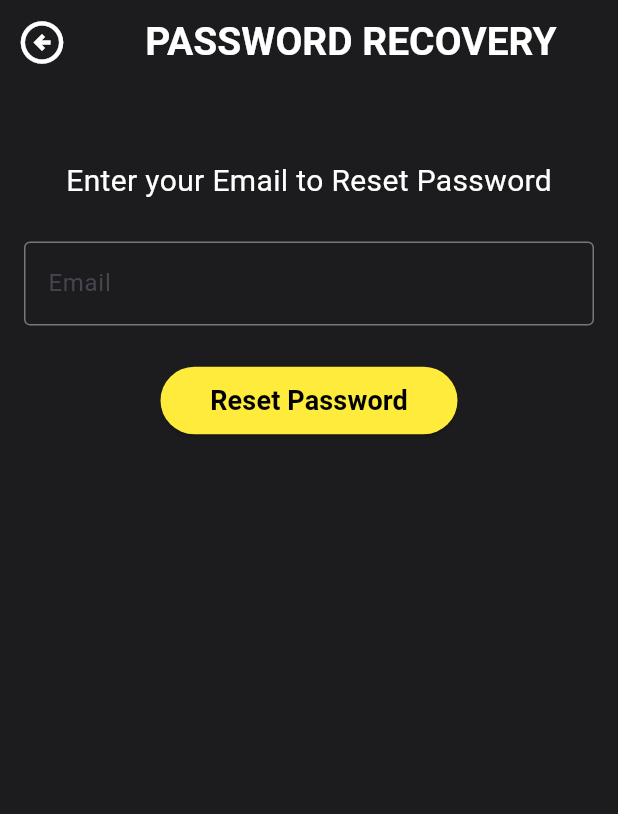
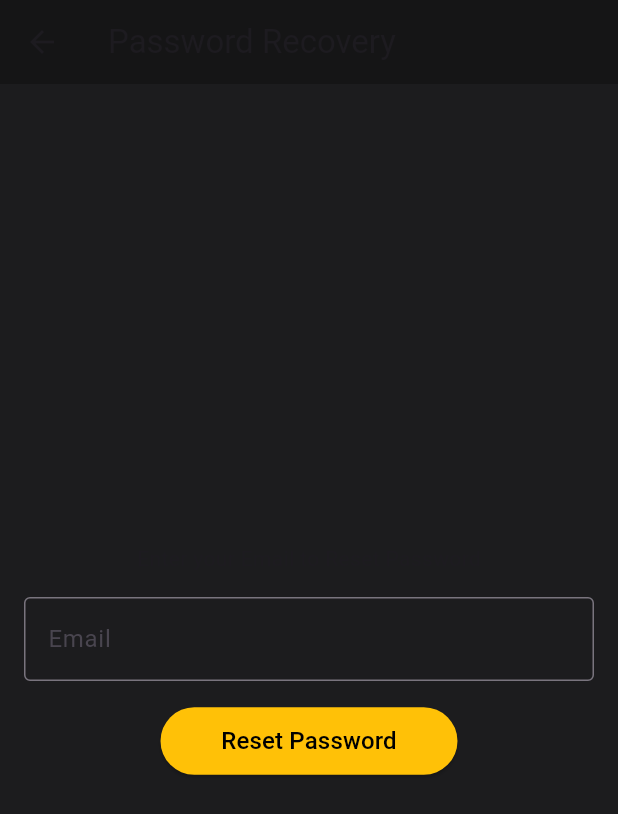
Before and after one commit to ankur-datta-official/pro_fit, a Flutter app: the PasswordRecover screen opened directly, on a phone screen of 412 x 824 dp. Shown: the top 814 px of the screen. Run offline on Flutter 3.47's test engine with Material 2 defaults, Android fonts, the phone set to English and light mode, and no system bars; our stand-ins replace animated_splash_screen, firebase_auth, firebase_core, flutter_svg; accounts and stored records are empty.

Commit message:
no chnage

```diff
--- a/lib/modules/Home and User Dashboard/home.dart
+++ b/lib/modules/Home and User Dashboard/home.dart
@@ -1,3 +1,4 @@
+import 'package:firebase_core/firebase_core.dart';
 import 'package:flutter/material.dart';
 import 'package:pro_fit/modules/Home%20and%20User%20Dashboard/dashboard.dart';
 import 'package:pro_fit/modules/challanges/challanges.dart';
@@ -10,6 +11,8 @@ class home extends StatefulWidget {
   @override
   State<home> createState() => _homeState();
 }
+
+
 
 class _homeState extends State<home> {
   @override
--- a/lib/modules/user registration/forgotpass.dart
+++ b/lib/modules/user registration/forgotpass.dart
@@ -15,9 +15,8 @@ final TextEditingController _emailController = TextEditingController();
 void dispose(){
   _emailController.dispose;
   super.dispose();  // to avoid memory leak
-}
 
-Future<void> PasswordReset() async {
+}Future<void> PasswordReset() async {
   try {
     await FirebaseAuth.instance.sendPasswordResetEmail(
       email: _emailController.text.trim(),
@@ -59,36 +58,17 @@ Future<void> PasswordReset() async {
   Widget build(BuildContext context) {
     return Scaffold(
       appBar: AppBar(
-        leading: new IconButton(
-          onPressed: () {Navigator.of(context).pop();},
-          icon: Icon(Icons.arrow_circle_left_outlined,
-            color: Colors.white, size: 34,),
-        ),
-        backgroundColor: Color(0xFF1c1c1e),
-        title: Center(
-          child: Text("PASSWORD RECOVERY",
-            style: TextStyle(
-              color: Colors.white,
-              fontSize: 26,
-              fontWeight: FontWeight.w600,
-            ),
-          ),
-        ),
+        backgroundColor: Colors.black26,
+        title: Text('Password Recovery'),
       ),
-      body: Padding(
-        padding: const EdgeInsets.only(top: 50),
+      body: Center(
         child: Column(
-          mainAxisAlignment: MainAxisAlignment.start,
+          mainAxisAlignment: MainAxisAlignment.center,
           children: <Widget>[
-            Text("Enter your Email to Reset Password", style: TextStyle(
-                color: Colors.white,
-              fontSize: 20,
-            ),),
-            SizedBox(height: 10,),
+            Text("Enter your Email to Reset Password"),
             Padding(
               padding: const EdgeInsets.all(16),
               child: TextField(
-                style: TextStyle(color: Colors.white),
                 controller: _emailController,
                 decoration: InputDecoration(
                   labelText: 'Email',
@@ -96,18 +76,13 @@ Future<void> PasswordReset() async {
                 ),
               ),
             ),
-            SizedBox(height: 10,),
             ElevatedButton(
-              style: ElevatedButton.styleFrom(backgroundColor: Colors.yellow),
+              style: ElevatedButton.styleFrom(backgroundColor: Colors.amber),
               onPressed: PasswordReset,
               child: Container(
                 height: 45,
                 width: 150,
-                child: Center(child: Text("Reset Password",style: TextStyle(
-                    color: Colors.black,
-                    fontSize: 18,
-                  fontWeight: FontWeight.w600
-                ),))),
+                child: Center(child: Text("Reset Password",style: TextStyle(color: Colors.black,fontSize: 16),))),
             ),
           ],
         ),
```
Also changed, not shown: lib/modules/user registration/login.dart (+2 -10 lines), lib/modules/user registration/signup.dart (+1 -13 lines), 1 other file.
